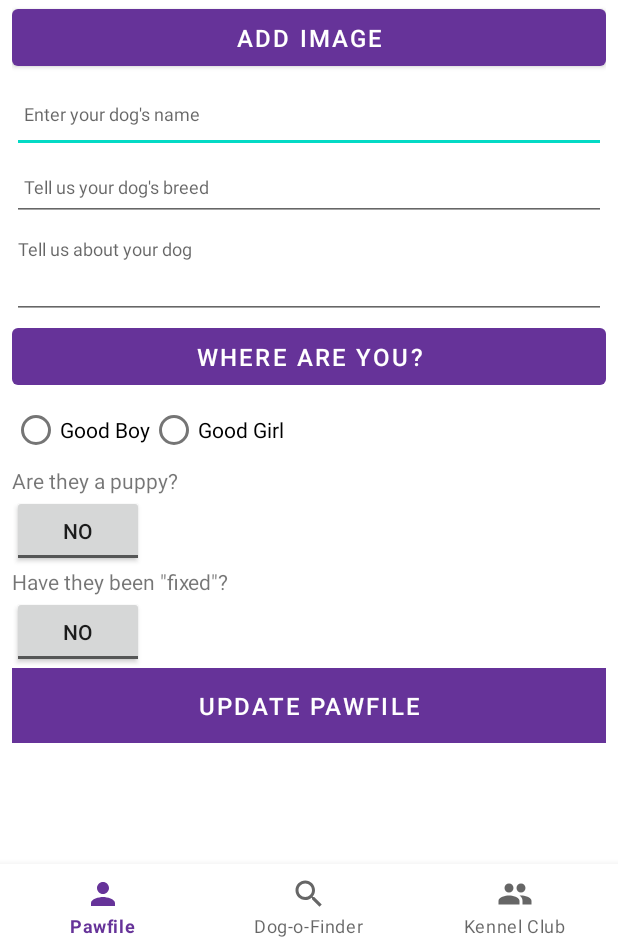
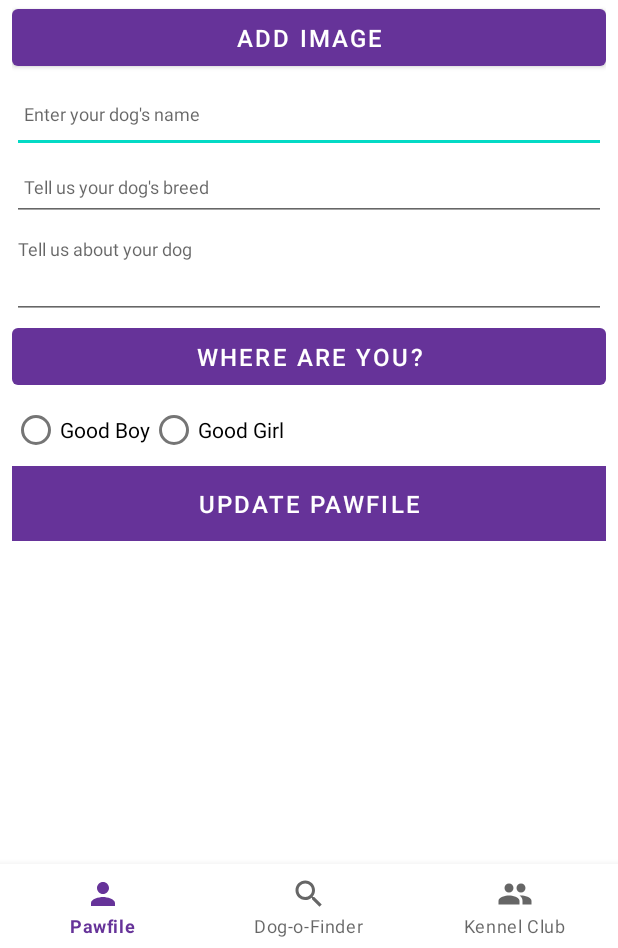
Before and after one commit to niallcolbert/pawpr, an Android app: the ProfileFragment screen opened directly, with no data from a screen before it, on a phone screen of 412 x 824 dp, the part 288-1236 px from its top. Run offline under Robolectric (Android 15) with nearby library versions, the phone set to English and light mode, and no system bars; our stand-ins replace Firebase (no records; nobody signed in at launch, a user with empty details on screens opened directly), navigation-ui.

Commit message:
temporary comment out toggles

```diff
--- a/app/build.gradle
+++ b/app/build.gradle
@@ -55,6 +55,7 @@ dependencies {
     implementation 'com.google.firebase:firebase-auth:20.0.4'
     implementation 'com.google.android.gms:play-services-auth:19.0.0'
     implementation 'com.google.firebase:firebase-database:19.7.0'
+    implementation 'com.google.firebase:firebase-storage:19.2.2'
 
     testImplementation 'junit:junit:4.13.2'
     androidTestImplementation 'androidx.test.ext:junit:1.1.2'
--- a/app/src/main/java/com/neddoesdev/pawpr/activities/AuthActivity.kt
+++ b/app/src/main/java/com/neddoesdev/pawpr/activities/AuthActivity.kt
@@ -17,6 +17,7 @@ import com.google.firebase.auth.FirebaseAuth
 import com.google.firebase.auth.FirebaseUser
 import com.google.firebase.auth.GoogleAuthProvider
 import com.google.firebase.database.FirebaseDatabase
+import com.google.firebase.storage.FirebaseStorage
 import com.neddoesdev.pawpr.R
 import com.neddoesdev.pawpr.main.MainApp
 import kotlinx.android.synthetic.main.activity_auth.*
@@ -37,6 +38,8 @@ class AuthActivity : AppCompatActivity(), View.OnClickListener {
 
         app.auth = FirebaseAuth.getInstance()
         app.database = FirebaseDatabase.getInstance().reference
+        app.storage = FirebaseStorage.getInstance().reference
+
 
         val gso = GoogleSignInOptions.Builder(GoogleSignInOptions.DEFAULT_SIGN_IN)
                 .requestIdToken(getString(R.string.default_web_client_id))
--- a/app/src/main/java/com/neddoesdev/pawpr/main/MainApp.kt
+++ b/app/src/main/java/com/neddoesdev/pawpr/main/MainApp.kt
@@ -4,12 +4,15 @@ import android.app.Application
 import com.google.android.gms.auth.api.signin.GoogleSignInClient
 import com.google.firebase.auth.FirebaseAuth
 import com.google.firebase.database.DatabaseReference
+import com.google.firebase.storage.StorageReference
 
 class MainApp : Application() {
 
     lateinit var auth: FirebaseAuth
     lateinit var database: DatabaseReference
     lateinit var googleSignInClient: GoogleSignInClient
+    lateinit var storage: StorageReference
+
 
     override fun onCreate() {
         super.onCreate()
--- a/app/src/main/java/com/neddoesdev/pawpr/models/ProfileModel.kt
+++ b/app/src/main/java/com/neddoesdev/pawpr/models/ProfileModel.kt
@@ -13,8 +13,8 @@ data class ProfileModel (
         var breed: String = "",
         var bio: String = "",
         var gender: String = "male",
-        var isPuppy: String = "false",
-        var isFixed: String = "false",
+//        var isPuppy: String? = "",
+//        var isFixed: String? = "",
         var lat : Double = 0.0,
         var lng: Double = 0.0,
         var zoom: Float = 0f
@@ -32,8 +32,8 @@ data class ProfileModel (
                 "breed" to breed,
                 "bio" to bio,
                 "gender" to gender,
-                "isPuppy" to isPuppy,
-                "isFixed" to isFixed,
+//                "isPuppy" to isPuppy,
+//                "isFixed" to isFixed,
                 "lat" to lat,
                 "lng" to lng,
                 "zoom" to zoom
--- a/app/src/main/res/layout/fragment_profile.xml
+++ b/app/src/main/res/layout/fragment_profile.xml
@@ -118,37 +118,37 @@
                         />
                 </RadioGroup>
 
-                <TextView
-                    android:id="@+id/puppyLabel"
-                    android:layout_width="wrap_content"
-                    android:layout_height="wrap_content"
-                    android:text="@string/puppy_label"
-                    />
+<!--                <TextView-->
+<!--                    android:id="@+id/puppyLabel"-->
+<!--                    android:layout_width="wrap_content"-->
+<!--                    android:layout_height="wrap_content"-->
+<!--                    android:text="@string/puppy_label"-->
+<!--                    />-->
 
-                <ToggleButton
-                    android:id="@+id/puppyToggle"
-                    android:layout_width="wrap_content"
-                    android:layout_height="wrap_content"
-                    android:checked="false"
-                    android:textOff="@string/no"
-                    android:textOn="@string/yes"
-                    />
+<!--                <ToggleButton-->
+<!--                    android:id="@+id/puppyToggle"-->
+<!--                    android:layout_width="wrap_content"-->
+<!--                    android:layout_height="wrap_content"-->
+<!--                    android:checked="false"-->
+<!--                    android:textOff="@string/no"-->
+<!--                    android:textOn="@string/yes"-->
+<!--                    />-->
 
-                <TextView
-                    android:id="@+id/fixedLabel"
-                    android:layout_width="wrap_content"
-                    android:layout_height="wrap_content"
-                    android:text="@string/fixed_label"
-                    />
+<!--                <TextView-->
+<!--                    android:id="@+id/fixedLabel"-->
+<!--                    android:layout_width="wrap_content"-->
+<!--                    android:layout_height="wrap_content"-->
+<!--                    android:text="@string/fixed_label"-->
+<!--                    />-->
 
-                <ToggleButton
-                    android:id="@+id/fixedToggle"
-                    android:layout_width="wrap_content"
-                    android:layout_height="wrap_content"
-                    android:checked="false"
-                    android:textOff="@string/no"
-                    android:textOn="@string/yes"
-                    />
+<!--                <ToggleButton-->
+<!--                    android:id="@+id/fixedToggle"-->
+<!--                    android:layout_width="wrap_content"-->
+<!--                    android:layout_height="wrap_content"-->
+<!--                    android:checked="false"-->
+<!--                    android:textOff="@string/no"-->
+<!--                    android:textOn="@string/yes"-->
+<!--                    />-->
 
 
                 <Button
```
Also changed, not shown: app/src/main/java/com/neddoesdev/pawpr/activities/ui/profile/ProfileFragment.kt (+5 -6 lines), app/src/main/java/com/neddoesdev/pawpr/helpers/ImageHelpers.kt (+0 -29 lines).
